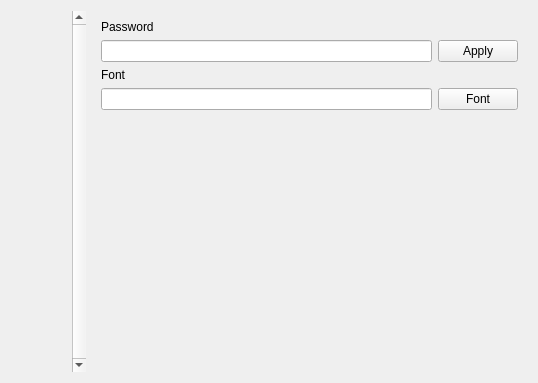
This is ui/Ui_ModuleDongliTeahouseSetting.ui in Holence/DTPySide as Qt 5 draws it before an edit. The edited form follows.
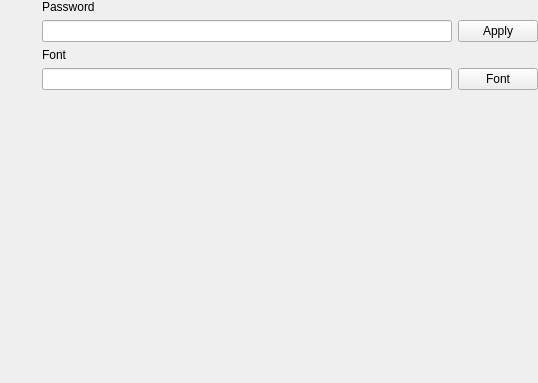
This is the edited form.

What changed in the file:
```diff
--- a/ui/Ui_ModuleDongliTeahouseSetting.ui
+++ b/ui/Ui_ModuleDongliTeahouseSetting.ui
@@ -14,17 +14,29 @@
    <string>Module_DongliTeahouseSetting</string>
   </property>
   <layout class="QHBoxLayout" name="horizontalLayout">
+   <property name="leftMargin">
+    <number>0</number>
+   </property>
+   <property name="topMargin">
+    <number>0</number>
+   </property>
+   <property name="rightMargin">
+    <number>0</number>
+   </property>
+   <property name="bottomMargin">
+    <number>0</number>
+   </property>
    <item>
     <widget class="QListWidget" name="listWidget_buttons">
      <property name="minimumSize">
       <size>
-       <width>75</width>
+       <width>36</width>
        <height>0</height>
       </size>
      </property>
      <property name="maximumSize">
       <size>
-       <width>75</width>
+       <width>36</width>
        <height>16777215</height>
       </size>
      </property>
@@ -35,7 +47,7 @@
       <enum>QFrame::NoFrame</enum>
      </property>
      <property name="verticalScrollBarPolicy">
-      <enum>Qt::ScrollBarAlwaysOn</enum>
+      <enum>Qt::ScrollBarAlwaysOff</enum>
      </property>
      <property name="horizontalScrollBarPolicy">
       <enum>Qt::ScrollBarAlwaysOff</enum>
@@ -56,7 +68,7 @@
       <enum>QAbstractItemView::ScrollPerPixel</enum>
      </property>
      <property name="spacing">
-      <number>12</number>
+      <number>3</number>
      </property>
     </widget>
    </item>
@@ -67,6 +79,18 @@
      </property>
      <widget class="QWidget" name="page_basicinfo">
       <layout class="QGridLayout" name="gridLayout">
+       <property name="leftMargin">
+        <number>0</number>
+       </property>
+       <property name="topMargin">
+        <number>0</number>
+       </property>
+       <property name="rightMargin">
+        <number>0</number>
+       </property>
+       <property name="bottomMargin">
+        <number>0</number>
+       </property>
        <property name="horizontalSpacing">
         <number>6</number>
        </property>
```
